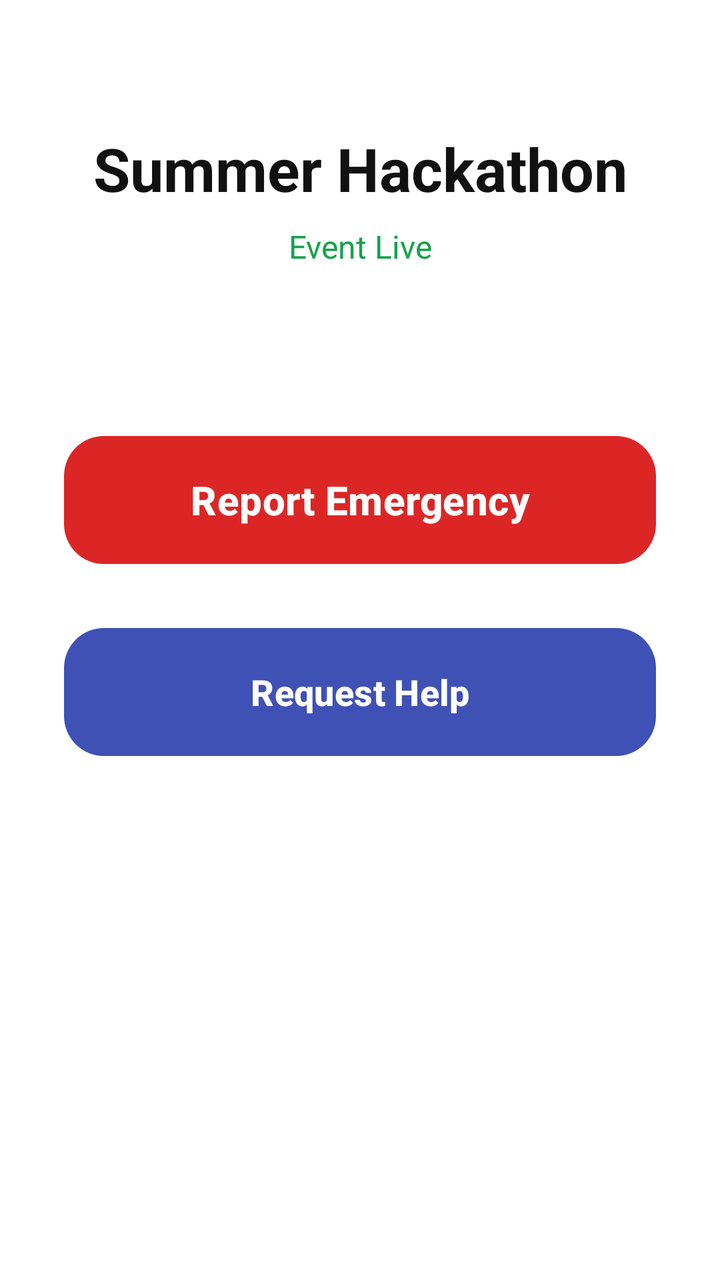
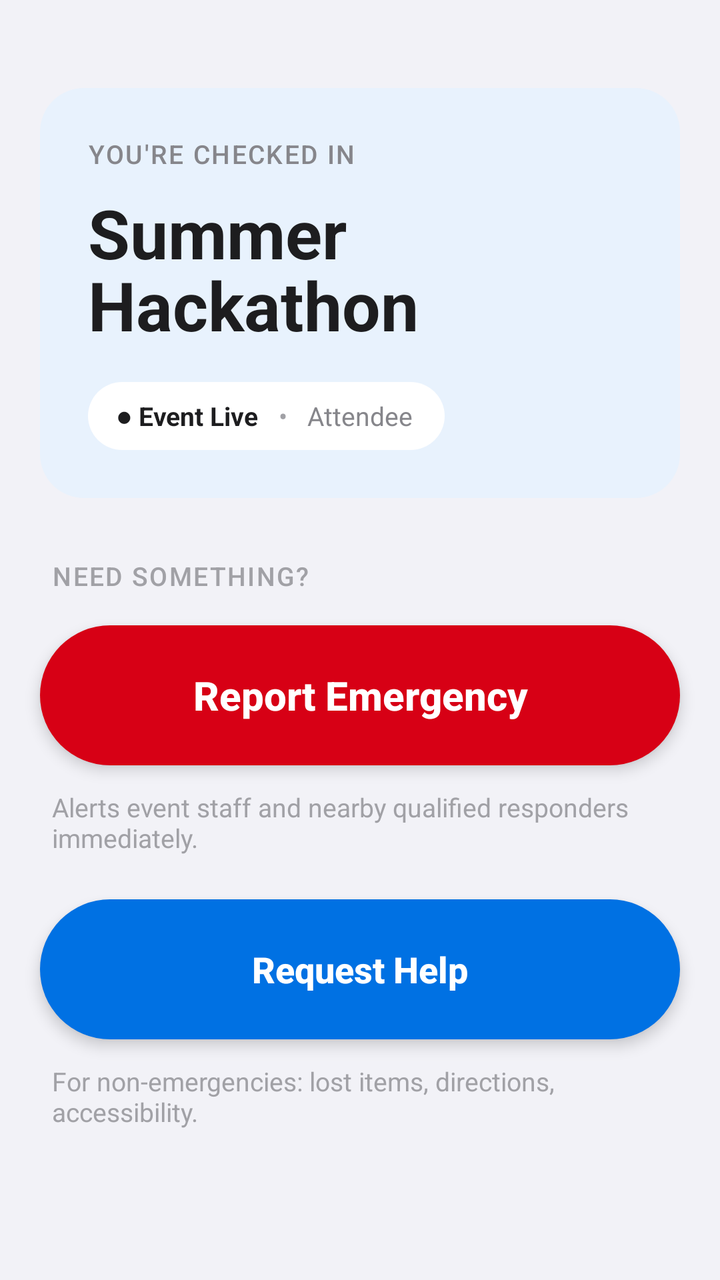

Two renders of the same Android screen: before a commit and after it. Below are the layout's source before the change and the commit's diff.
<!-- AndroidManifest.xml: application theme Theme.FirstLink -->
<!-- res/layout/attendee_main_dashboard.xml -->
<?xml version="1.0" encoding="utf-8"?>
<androidx.constraintlayout.widget.ConstraintLayout
    xmlns:android="http://schemas.android.com/apk/res/android"
    xmlns:app="http://schemas.android.com/apk/res-auto"
    android:id="@+id/attendee_main_dashboard"
    android:layout_width="match_parent"
    android:layout_height="match_parent"
    android:background="#FFFFFF">

    <TextView
        android:id="@+id/attendee_main_dashboard_event_name"
        android:layout_width="wrap_content"
        android:layout_height="wrap_content"
        android:layout_marginTop="64dp"
        android:text="Summer Hackathon"
        android:textColor="#111111"
        android:textSize="30sp"
        android:textStyle="bold"
        app:layout_constraintTop_toTopOf="parent"
        app:layout_constraintStart_toStartOf="parent"
        app:layout_constraintEnd_toEndOf="parent"/>

    <TextView
        android:id="@+id/attendee_main_dashboard_status"
        android:layout_width="wrap_content"
        android:layout_height="wrap_content"
        android:layout_marginTop="8dp"
        android:text="Event Live"
        android:textColor="#16A34A"
        android:textSize="16sp"
        app:layout_constraintTop_toBottomOf="@id/attendee_main_dashboard_event_name"
        app:layout_constraintStart_toStartOf="parent"
        app:layout_constraintEnd_toEndOf="parent"/>

    <com.google.android.material.button.MaterialButton
        android:id="@+id/call_911_approved_button"
        android:layout_width="0dp"
        android:layout_height="64dp"
        android:layout_marginStart="32dp"
        android:layout_marginTop="20dp"
        android:layout_marginEnd="32dp"
        android:text="911 Approved — Call Now"
        android:textAllCaps="false"
        android:textSize="18sp"
        android:textStyle="bold"
        android:visibility="gone"
        app:backgroundTint="#16A34A"
        app:cornerRadius="20dp"
        app:layout_constraintTop_toBottomOf="@id/attendee_main_dashboard_status"
        app:layout_constraintStart_toStartOf="parent"
        app:layout_constraintEnd_toEndOf="parent" />

    <com.google.android.material.button.MaterialButton
        android:id="@+id/attendee_main_dashboard_report_emergency_button"
        android:layout_width="0dp"
        android:layout_height="72dp"
        android:layout_marginStart="32dp"
        android:layout_marginTop="80dp"
        android:layout_marginEnd="32dp"
        android:text="Report Emergency"
        android:textAllCaps="false"
        android:textSize="20sp"
        android:textStyle="bold"
        app:backgroundTint="#DC2626"
        app:cornerRadius="20dp"
        app:layout_constraintTop_toBottomOf="@id/call_911_approved_button"
        app:layout_constraintStart_toStartOf="parent"
        app:layout_constraintEnd_toEndOf="parent"/>

    <com.google.android.material.button.MaterialButton
        android:id="@+id/attendee_main_dashboard_request_help_button"
        android:layout_width="0dp"
        android:layout_height="72dp"
        android:layout_marginStart="32dp"
        android:layout_marginTop="24dp"
        android:layout_marginEnd="32dp"
        android:text="Request Help"
        android:textAllCaps="false"
        android:textSize="18sp"
        android:textStyle="bold"
        app:backgroundTint="#3F51B5"
        app:cornerRadius="20dp"
        app:layout_constraintTop_toBottomOf="@id/attendee_main_dashboard_report_emergency_button"
        app:layout_constraintStart_toStartOf="parent"
        app:layout_constraintEnd_toEndOf="parent"/>

</androidx.constraintlayout.widget.ConstraintLayout>
<!-- resources referenced by this layout -->
<resources>
  <style name="Base.Theme.FirstLink" parent="Theme.Material3.DayNight.NoActionBar">
          
          
      </style>
  <!-- unchanged entries left out for length: 1 -->
</resources>

<!-- the commit's change to res/layout/attendee_main_dashboard.xml (unified diff, before → after) -->
@@ -1,87 +1,145 @@
 <?xml version="1.0" encoding="utf-8"?>
-<androidx.constraintlayout.widget.ConstraintLayout
-    xmlns:android="http://schemas.android.com/apk/res/android"
+<ScrollView xmlns:android="http://schemas.android.com/apk/res/android"
     xmlns:app="http://schemas.android.com/apk/res-auto"
     android:id="@+id/attendee_main_dashboard"
     android:layout_width="match_parent"
     android:layout_height="match_parent"
-    android:background="#FFFFFF">
+    android:background="@color/surface"
+    android:clipToPadding="false"
+    android:fillViewport="true">
 
-    <TextView
-        android:id="@+id/attendee_main_dashboard_event_name"
-        android:layout_width="wrap_content"
+    <LinearLayout
+        android:layout_width="match_parent"
         android:layout_height="wrap_content"
-        android:layout_marginTop="64dp"
-        android:text="Summer Hackathon"
-        android:textColor="#111111"
-        android:textSize="30sp"
-        android:textStyle="bold"
-        app:layout_constraintTop_toTopOf="parent"
-        app:layout_constraintStart_toStartOf="parent"
-        app:layout_constraintEnd_toEndOf="parent"/>
+        android:clipToPadding="false"
+        android:orientation="vertical"
+        android:paddingStart="20dp"
+        android:paddingTop="44dp"
+        android:paddingEnd="20dp"
+        android:paddingBottom="28dp">
 
-    <TextView
-        android:id="@+id/attendee_main_dashboard_status"
-        android:layout_width="wrap_content"
-        android:layout_height="wrap_content"
-        android:layout_marginTop="8dp"
-        android:text="Event Live"
-        android:textColor="#16A34A"
-        android:textSize="16sp"
-        app:layout_constraintTop_toBottomOf="@id/attendee_main_dashboard_event_name"
-        app:layout_constraintStart_toStartOf="parent"
-        app:layout_constraintEnd_toEndOf="parent"/>
+        <LinearLayout
+            android:id="@+id/attendee_dashboard_header_card"
+            style="@style/Widget.FirstLink.HeaderCard"
+            android:layout_width="match_parent"
+            android:layout_height="wrap_content"
+            android:orientation="vertical"
+            android:padding="24dp">
 
-    <com.google.android.material.button.MaterialButton
-        android:id="@+id/call_911_approved_button"
-        android:layout_width="0dp"
-        android:layout_height="64dp"
-        android:layout_marginStart="32dp"
-        android:layout_marginTop="20dp"
-        android:layout_marginEnd="32dp"
-        android:text="911 Approved — Call Now"
-        android:textAllCaps="false"
-        android:textSize="18sp"
-        android:textStyle="bold"
-        android:visibility="gone"
-        app:backgroundTint="#16A34A"
-        app:cornerRadius="20dp"
-        app:layout_constraintTop_toBottomOf="@id/attendee_main_dashboard_status"
-        app:layout_constraintStart_toStartOf="parent"
-        app:layout_constraintEnd_toEndOf="parent" />
+            <TextView
+                style="@style/TextAppearance.FirstLink.Eyebrow"
+                android:layout_width="wrap_content"
+                android:layout_height="wrap_content"
+                android:text="You're checked in"
+                android:textColor="@color/on_gradient_muted" />
 
-    <com.google.android.material.button.MaterialButton
-        android:id="@+id/attendee_main_dashboard_report_emergency_button"
-        android:layout_width="0dp"
-        android:layout_height="72dp"
-        android:layout_marginStart="32dp"
-        android:layout_marginTop="80dp"
-        android:layout_marginEnd="32dp"
-        android:text="Report Emergency"
-        android:textAllCaps="false"
-        android:textSize="20sp"
-        android:textStyle="bold"
-        app:backgroundTint="#DC2626"
-        app:cornerRadius="20dp"
-        app:layout_constraintTop_toBottomOf="@id/call_911_approved_button"
-        app:layout_constraintStart_toStartOf="parent"
-        app:layout_constraintEnd_toEndOf="parent"/>
+            <TextView
+                android:id="@+id/attendee_main_dashboard_event_name"
+                style="@style/TextAppearance.FirstLink.Hero"
+                android:layout_width="match_parent"
+                android:layout_height="wrap_content"
+                android:layout_marginTop="8dp"
+                android:text="Summer Hackathon" />
 
-    <com.google.android.material.button.MaterialButton
-        android:id="@+id/attendee_main_dashboard_request_help_button"
-        android:layout_width="0dp"
-        android:layout_height="72dp"
-        android:layout_marginStart="32dp"
-        android:layout_marginTop="24dp"
-        android:layout_marginEnd="32dp"
-        android:text="Request Help"
-        android:textAllCaps="false"
-        android:textSize="18sp"
-        android:textStyle="bold"
-        app:backgroundTint="#3F51B5"
-        app:cornerRadius="20dp"
-        app:layout_constraintTop_toBottomOf="@id/attendee_main_dashboard_report_emergency_button"
-        app:layout_constraintStart_toStartOf="parent"
-        app:layout_constraintEnd_toEndOf="parent"/>
+            <LinearLayout
+                style="@style/Widget.FirstLink.FrostedBar"
+                android:layout_width="wrap_content"
+                android:layout_height="wrap_content"
+                android:layout_marginTop="16dp"
+                android:gravity="center_vertical"
+                android:orientation="horizontal"
+                android:paddingStart="14dp"
+                android:paddingTop="8dp"
+                android:paddingEnd="16dp"
+                android:paddingBottom="8dp">
 
-</androidx.constraintlayout.widget.ConstraintLayout>
+                <TextView
+                    android:id="@+id/attendee_main_dashboard_status"
+                    android:layout_width="wrap_content"
+                    android:layout_height="wrap_content"
+                    android:text="● Event Live"
+                    android:textColor="@color/on_gradient"
+                    android:textSize="13sp"
+                    android:textStyle="bold" />
+
+                <TextView
+                    android:layout_width="wrap_content"
+                    android:layout_height="wrap_content"
+                    android:layout_marginStart="10dp"
+                    android:layout_marginEnd="10dp"
+                    android:text="•"
+                    android:textColor="@color/on_gradient_faint"
+                    android:textSize="13sp" />
+
+                <TextView
+                    android:layout_width="wrap_content"
+                    android:layout_height="wrap_content"
+                    android:text="Attendee"
+                    android:textColor="@color/on_gradient_muted"
+                    android:textSize="13sp" />
+            </LinearLayout>
+        </LinearLayout>
+
+        <com.google.android.material.button.MaterialButton
+            android:id="@+id/call_911_approved_button"
+            style="@style/Widget.FirstLink.Button.Success"
+            android:layout_width="match_parent"
+            android:layout_height="64dp"
+            android:layout_marginTop="16dp"
+            android:text="911 Approved — Call Now"
+            android:textSize="18sp"
+            android:textStyle="bold"
+            android:visibility="gone" />
+
+        <TextView
+            android:id="@+id/attendee_dashboard_actions_label"
+            style="@style/TextAppearance.FirstLink.Eyebrow"
+            android:layout_width="wrap_content"
+            android:layout_height="wrap_content"
+            android:layout_marginStart="6dp"
+            android:layout_marginTop="30dp"
+            android:text="Need something?"
+            android:textColor="@color/text_hint" />
+
+        
+        <com.google.android.material.button.MaterialButton
+            android:id="@+id/attendee_main_dashboard_report_emergency_button"
+            style="@style/Widget.FirstLink.Button.Danger"
+            android:layout_width="match_parent"
+            android:layout_height="78dp"
+            android:layout_marginTop="12dp"
+            android:text="Report Emergency"
+            android:textSize="20sp"
+            android:textStyle="bold" />
+
+        <TextView
+            android:layout_width="match_parent"
+            android:layout_height="wrap_content"
+            android:layout_marginStart="6dp"
+            android:layout_marginTop="8dp"
+            android:text="Alerts event staff and nearby qualified responders immediately."
+            android:textColor="@color/text_hint"
+            android:textSize="13sp" />
+
+        <com.google.android.material.button.MaterialButton
+            android:id="@+id/attendee_main_dashboard_request_help_button"
+            style="@style/Widget.FirstLink.Button.Primary"
+            android:layout_width="match_parent"
+            android:layout_height="78dp"
+            android:layout_marginTop="18dp"
+            android:text="Request Help"
+            android:textSize="18sp"
+            android:textStyle="bold" />
+
+        <TextView
+            android:layout_width="match_parent"
+            android:layout_height="wrap_content"
+            android:layout_marginStart="6dp"
+            android:layout_marginTop="8dp"
+            android:text="For non-emergencies: lost items, directions, accessibility."
+            android:textColor="@color/text_hint"
+            android:textSize="13sp" />
+
+    </LinearLayout>
+
+</ScrollView>
<!-- resource entries referenced after the edit -->
@@ -1,9 +1,175 @@
 <!-- resources referenced by this layout -->
 <resources>
+  <color name="on_gradient">#1D1D1F</color>
+  <color name="on_gradient_faint">#A1A1A6</color>
+  <color name="on_gradient_muted">#86868B</color>
+  <color name="surface">#F2F2F7</color>
+  <color name="text_hint">#A1A1A6</color>
+  <style name="TextAppearance.FirstLink.Eyebrow" parent="TextAppearance.Material3.LabelSmall">
+          <item name="android:textSize">13sp</item>
+          <item name="android:fontFamily">sans-serif-medium</item>
+          <item name="android:letterSpacing">0.06</item>
+          <item name="android:textAllCaps">true</item>
+      </style>
+  <style name="TextAppearance.FirstLink.Hero" parent="TextAppearance.Material3.HeadlineMedium">
+          <item name="android:textSize">34sp</item>
+          <item name="android:textStyle">bold</item>
+          <item name="android:textColor">@color/on_gradient</item>
+          <item name="android:lineSpacingMultiplier">1.1</item>
+      </style>
+  <style name="Widget.FirstLink.Button.Danger" parent="Widget.FirstLink.Button">
+          <item name="backgroundTint">@color/danger</item>
+          <item name="android:textColor">@color/white</item>
+          <item name="android:elevation">4dp</item>
+          <item name="elevation">4dp</item>
+          <item name="android:outlineSpotShadowColor" tools:targetApi="p">@color/danger_glow</item>
+          <item name="android:outlineAmbientShadowColor" tools:targetApi="p">@color/danger_glow</item>
+      </style>
+  <style name="Widget.FirstLink.Button.Primary" parent="Widget.FirstLink.Button">
+          <item name="backgroundTint">@color/brand_primary</item>
+          <item name="android:textColor">@color/white</item>
+          <item name="android:elevation">4dp</item>
+          <item name="elevation">4dp</item>
+          <item name="android:outlineSpotShadowColor" tools:targetApi="p">@color/brand_glow</item>
+          <item name="android:outlineAmbientShadowColor" tools:targetApi="p">@color/brand_glow</item>
+      </style>
+  <style name="Widget.FirstLink.Button.Success" parent="Widget.FirstLink.Button">
+          <item name="backgroundTint">@color/success</item>
+          <item name="android:textColor">@color/white</item>
+          <item name="android:elevation">4dp</item>
+          <item name="elevation">4dp</item>
+          <item name="android:outlineSpotShadowColor" tools:targetApi="p">@color/success_glow</item>
+          <item name="android:outlineAmbientShadowColor" tools:targetApi="p">@color/success_glow</item>
+      </style>
+  <style name="Widget.FirstLink.FrostedBar" parent="">
+          <item name="android:background">@drawable/bg_frosted_bar</item>
+          <item name="android:orientation">vertical</item>
+      </style>
+  <style name="Widget.FirstLink.HeaderCard" parent="Widget.FirstLink.HeroCard">
+          <item name="android:background">@drawable/bg_header_hero</item>
+      </style>
+  <style name="Widget.FirstLink.Button" parent="Widget.Material3.Button">
+          <item name="android:stateListAnimator">@animator/button_press_feedback</item>
+          <item name="android:textAllCaps">false</item>
+          <item name="android:letterSpacing">0</item>
+          <item name="shapeAppearanceOverlay">@style/ShapeAppearance.FirstLink.Pill</item>
+          <item name="strokeWidth">0dp</item>
+      </style>
+  <color name="danger">#D70015</color>
+  <color name="white">#FFFFFFFF</color>
+  <color name="danger_glow">#1D1D1F</color>
+  <color name="brand_primary">#0071E3</color>
+  <color name="brand_glow">#1D1D1F</color>
+  <color name="success">#248A3D</color>
+  <color name="success_glow">#1D1D1F</color>
+  <!-- drawable bg_frosted_bar (drawable) -->
+  <?xml version="1.0" encoding="utf-8"?>
+  <shape xmlns:android="http://schemas.android.com/apk/res/android"
+      android:shape="rectangle">
+      <corners android:radius="18dp" />
+      <solid android:color="@color/frosted_dark_surface" />
+  </shape>
+  <style name="Widget.FirstLink.HeroCard" parent="">
+          <item name="android:background">@null</item>
+          <item name="android:elevation">0dp</item>
+      </style>
+  <!-- drawable bg_header_hero (drawable) -->
+  <?xml version="1.0" encoding="utf-8"?>
+  <shape xmlns:android="http://schemas.android.com/apk/res/android"
+      android:shape="rectangle">
+      <corners android:radius="22dp" />
+      <solid android:color="@color/brand_primary_container" />
+  </shape>
   <style name="Base.Theme.FirstLink" parent="Theme.Material3.DayNight.NoActionBar">
+          <item name="colorPrimary">@color/brand_primary</item>
+          <item name="colorOnPrimary">@color/white</item>
+          <item name="colorPrimaryContainer">@color/brand_primary_container</item>
+          <item name="colorOnPrimaryContainer">@color/brand_on_primary_container</item>
+  
+          <item name="colorSecondary">@color/brand_primary</item>
+          <item name="colorOnSecondary">@color/white</item>
+  
+          <item name="colorError">@color/danger</item>
+          <item name="colorOnError">@color/white</item>
+  
+          <item name="android:colorBackground">@color/surface</item>
+          <item name="colorOnBackground">@color/text_primary</item>
+          <item name="colorSurface">@color/surface</item>
+          <item name="colorOnSurface">@color/text_primary</item>
+          <item name="colorOutline">@color/border_light</item>
           
+          <item name="elevationOverlayEnabled">false</item>
+  
+          <item name="android:statusBarColor">@color/surface</item>
+          <item name="android:navigationBarColor">@color/surface</item>
+          <item name="android:windowLightStatusBar">true</item>
+  
+          <item name="shapeAppearanceSmallComponent">@style/ShapeAppearance.FirstLink.Small</item>
+          <item name="shapeAppearanceMediumComponent">@style/ShapeAppearance.FirstLink.Medium</item>
+          <item name="shapeAppearanceLargeComponent">@style/ShapeAppearance.FirstLink.Large</item>
+  
           
+          <item name="materialButtonStyle">@style/Widget.FirstLink.Button.Primary</item>
+  
+          
+          <item name="android:windowAnimationStyle">@style/WindowAnimation.FirstLink</item>
+  
+          <item name="materialAlertDialogTheme">@style/ThemeOverlay.FirstLink.Dialog</item>
       </style>
+  <style name="ShapeAppearance.FirstLink.Pill" parent="">
+          <item name="cornerFamily">rounded</item>
+          <item name="cornerSize">50%</item>
+      </style>
+  <color name="frosted_dark_surface">#FFFFFF</color>
+  <color name="brand_primary_container">#E8F2FD</color>
+  <color name="brand_on_primary_container">#0058B8</color>
+  <color name="text_primary">#1D1D1F</color>
+  <color name="border_light">#E3E3E8</color>
+  <style name="ShapeAppearance.FirstLink.Small" parent="ShapeAppearance.Material3.SmallComponent">
+          <item name="cornerSize">16dp</item>
+      </style>
+  <style name="ShapeAppearance.FirstLink.Medium" parent="ShapeAppearance.Material3.MediumComponent">
+          <item name="cornerSize">20dp</item>
+      </style>
+  <style name="ShapeAppearance.FirstLink.Large" parent="ShapeAppearance.Material3.LargeComponent">
+          <item name="cornerSize">28dp</item>
+      </style>
+  <style name="WindowAnimation.FirstLink" parent="@android:style/Animation.Activity">
+          <item name="android:activityOpenEnterAnimation">@anim/activity_open_enter</item>
+          <item name="android:activityOpenExitAnimation">@anim/activity_open_exit</item>
+          <item name="android:activityCloseEnterAnimation">@anim/activity_close_enter</item>
+          <item name="android:activityCloseExitAnimation">@anim/activity_close_exit</item>
+      </style>
+  <style name="ThemeOverlay.FirstLink.Dialog" parent="ThemeOverlay.Material3.MaterialAlertDialog">
+          <item name="colorSurface">@color/dialog_glass_surface</item>
+          <item name="colorSurfaceContainerHigh">@color/dialog_glass_surface</item>
+          <item name="android:backgroundDimAmount">0.32</item>
+          <item name="colorOnSurface">@color/text_primary</item>
+          <item name="colorOnSurfaceVariant">@color/text_body</item>
+          <item name="shapeAppearanceCornerLarge">@style/ShapeAppearance.FirstLink.Large</item>
+          <item name="buttonBarPositiveButtonStyle">@style/Widget.FirstLink.Button.Dialog.Positive</item>
+          <item name="buttonBarNegativeButtonStyle">@style/Widget.FirstLink.Button.Dialog.Negative</item>
+          <item name="buttonBarNeutralButtonStyle">@style/Widget.FirstLink.Button.Dialog.Negative</item>
+      </style>
+  <color name="dialog_glass_surface">#F2FFFFFF</color>
+  <color name="text_body">#424245</color>
+  <style name="Widget.FirstLink.Button.Dialog.Positive">
+          <item name="backgroundTint">@color/brand_primary</item>
+          <item name="android:textColor">@color/white</item>
+          <item name="android:elevation">4dp</item>
+          <item name="elevation">4dp</item>
+          <item name="android:outlineSpotShadowColor" tools:targetApi="p">@color/brand_glow</item>
+          <item name="android:outlineAmbientShadowColor" tools:targetApi="p">@color/brand_glow</item>
+      </style>
+  <style name="Widget.FirstLink.Button.Dialog.Negative">
+          <item name="backgroundTint">@color/glass_fill</item>
+          <item name="android:textColor">@color/text_body</item>
+          <item name="android:elevation">0dp</item>
+          <item name="elevation">0dp</item>
+          <item name="rippleColor">@color/glass_ripple</item>
+      </style>
+  <color name="glass_fill">#E9E9EE</color>
+  <color name="glass_ripple">#DEDEE3</color>
   <!-- unchanged entries left out for length: 1 -->
 </resources>
 
